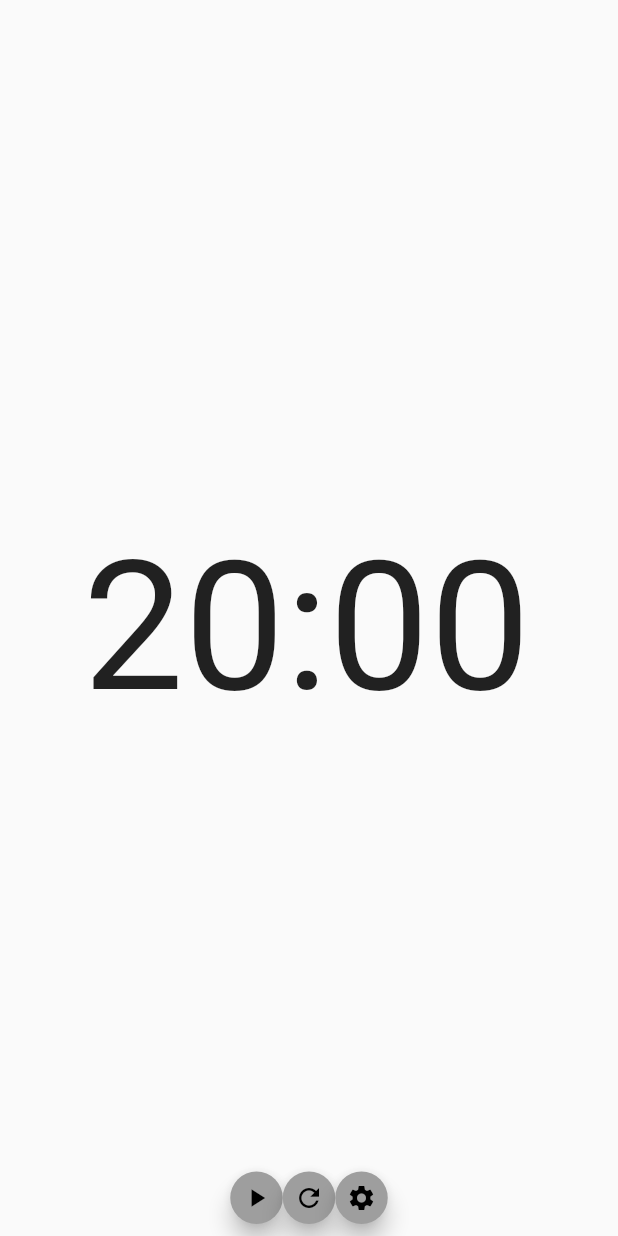
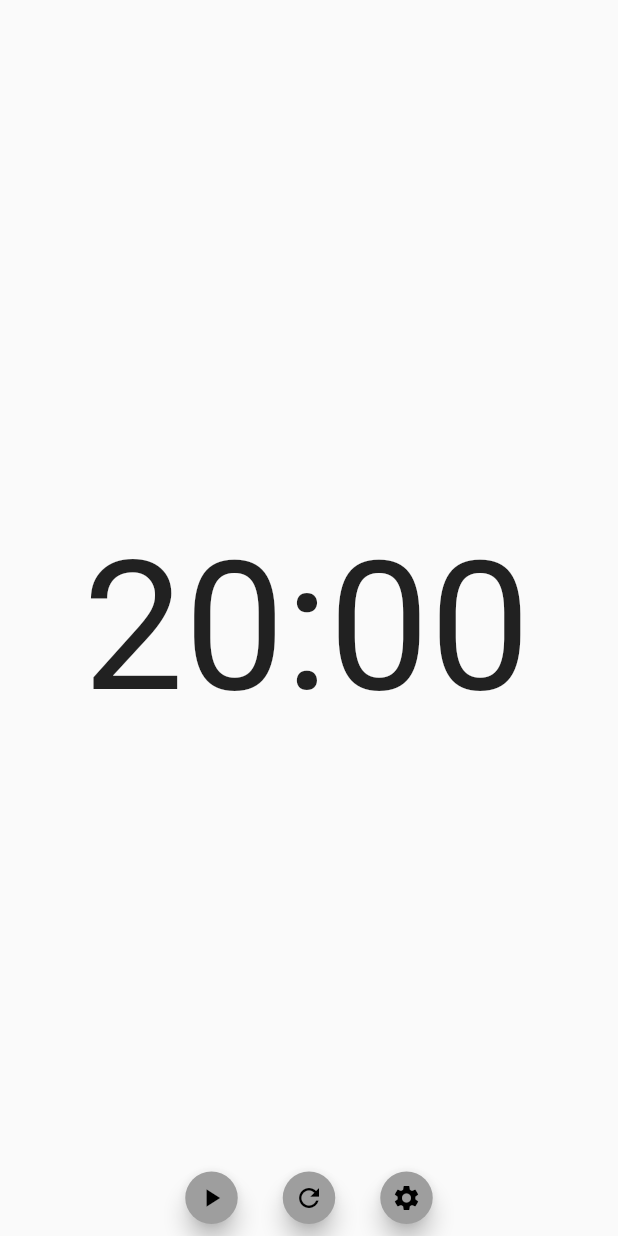
Before and after one commit to politicker/pomodoro, a Flutter app: the screen it shows after launch, on a phone screen of 412 x 824 dp. Run offline on Flutter 3.47's test engine with Material 2 defaults, Android fonts, the phone set to English and light mode, and no system bars; our stand-ins replace audioplayers; missing offline and left inert: system_tray, window_manager.

Commit message:
add action button spacing

```diff
--- a/lib/app_view.dart
+++ b/lib/app_view.dart
@@ -2,7 +2,6 @@ import 'package:audioplayers/audioplayers.dart';
 import 'package:flutter/material.dart';
 import 'package:pomodoro/components/clock.dart';
 import 'package:pomodoro/components/timer_action_button.dart';
-import 'package:pomodoro/settings_view.dart';
 import 'package:provider/provider.dart';
 
 import 'components/editable_label.dart';
@@ -39,8 +38,10 @@ class App extends StatelessWidget {
                       icon: timer.isRunning ? Icons.pause : Icons.play_arrow,
                       onPressed: timer.toggle,
                     ),
+                    const SizedBox(width: 30),
                     TimerActionButton(
                         icon: Icons.refresh, onPressed: timer.toggle),
+                    const SizedBox(width: 30),
                     TimerActionButton(icon: Icons.settings, onPressed: () {}),
                   ])
                 ],
```
